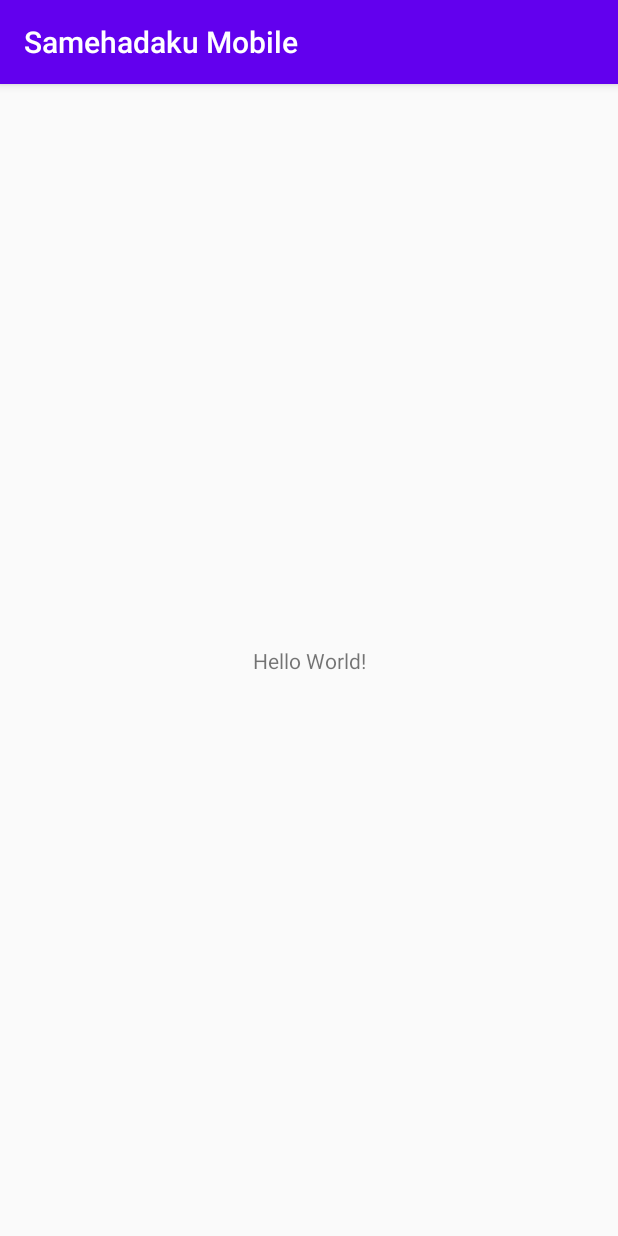
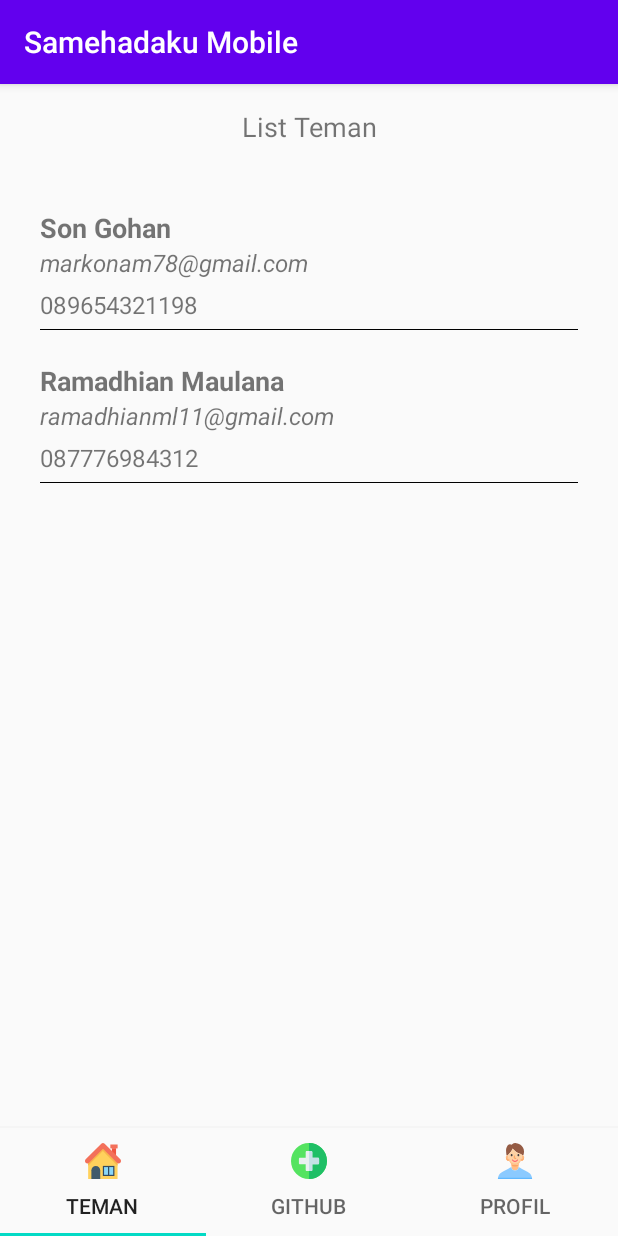
Before and after one commit to andikadarma/samehadaku_mobile, an Android app: the screen it shows after launch (MainActivity), on a phone screen of 412 x 824 dp. Run offline under Robolectric (Android 15) with nearby library versions, the phone set to English and light mode, and no system bars.

Commit message:
Recyclerview

```diff
--- /dev/null
+++ b/android/app/src/main/java/com/example/samehadakumobile/GithubFragment.kt
@@ -0,0 +1,33 @@
+package com.example.samehadakumobile
+
+import android.os.Bundle
+import android.view.LayoutInflater
+import android.view.View
+import android.view.ViewGroup
+import androidx.annotation.Nullable
+import androidx.fragment.app.Fragment
+
+/**
+ * A simple [Fragment] subclass.
+ */
+class GithubFragment : Fragment() {
+
+    override fun onCreate(savedInstanceState: Bundle?) {
+        super.onCreate(savedInstanceState)
+    }
+
+    override fun onCreateView(
+        inflater: LayoutInflater, container: ViewGroup?,
+        savedInstanceState: Bundle?
+    ): View? {
+        return inflater.inflate(R.layout.fragment_github, container, false)
+    }
+
+    override fun onViewCreated(
+        view: View,
+        @Nullable savedInstanceState: Bundle?
+    ) {
+        super.onViewCreated(view, savedInstanceState)
+    }
+
+}
--- a/android/app/src/main/java/com/example/samehadakumobile/MainActivity.kt
+++ b/android/app/src/main/java/com/example/samehadakumobile/MainActivity.kt
@@ -2,11 +2,25 @@ package com.example.samehadakumobile
 
 import androidx.appcompat.app.AppCompatActivity
 import android.os.Bundle
+import androidx.core.content.res.ResourcesCompat
+import com.google.android.material.tabs.TabLayoutMediator
+import com.google.android.material.tabs.TabLayoutMediator.TabConfigurationStrategy
+import kotlinx.android.synthetic.main.activity_main.*
 
 class MainActivity : AppCompatActivity() {
+
+    val menuTeks = arrayOf("Teman", "Github", "Profil")
+    val manuIcon = arrayOf(R.drawable.ic_home, R.drawable.ic_add, R.drawable.ic_profile)
 
     override fun onCreate(savedInstanceState: Bundle?) {
         super.onCreate(savedInstanceState)
         setContentView(R.layout.activity_main)
+        val adapter = ViewPagerAdapter(this)
+        view_pager.setAdapter(adapter);
+        TabLayoutMediator(tab_layout, view_pager,
+            TabConfigurationStrategy { tab, position ->
+                tab.text = menuTeks[position]
+                tab.icon = ResourcesCompat.getDrawable(resources, manuIcon[position], null)
+            }).attach()
     }
 }
--- /dev/null
+++ b/android/app/src/main/java/com/example/samehadakumobile/MyFriend.kt
@@ -0,0 +1,9 @@
+package com.example.samehadakumobile
+
+data class MyFriend (
+    val nama:String,
+    val kelamin:String,
+    val email:String,
+    val telp:String,
+    val alamat:String
+)
--- /dev/null
+++ b/android/app/src/main/java/com/example/samehadakumobile/MyFriendAdapter.kt
@@ -0,0 +1,35 @@
+package com.example.samehadakumobile
+
+import android.content.Context
+import android.view.LayoutInflater
+import android.view.View
+import android.view.ViewGroup
+import androidx.appcompat.widget.ScrollingTabContainerView
+import androidx.recyclerview.widget.RecyclerView
+import kotlinx.android.extensions.LayoutContainer
+import kotlinx.android.synthetic.main.my_friends_item.*
+
+class MyFriendAdapter(private val context: Context, private val items:ArrayList<MyFriend>):
+RecyclerView.Adapter<MyFriendAdapter.ViewHolder>(){
+
+    override fun onCreateViewHolder(parent: ViewGroup, viewType: Int) = ViewHolder (
+        LayoutInflater.from(context).inflate(R.layout.my_friends_item, parent, false)
+    )
+
+    override fun getItemCount(): Int {
+        return items.size
+    }
+
+    override fun onBindViewHolder(holder:ViewHolder, position: Int) {
+        holder.bindItem(items.get(position))
+    }
+
+    class ViewHolder(override val containerView: View):
+        RecyclerView.ViewHolder(containerView),LayoutContainer {
+        fun bindItem(item: MyFriend) {
+            txtFriendName.text = item.nama
+            txtFriendEmail.text = item.email
+            txtFriendTelp.text = item.telp
+        }
+    }
+}
--- /dev/null
+++ b/android/app/src/main/java/com/example/samehadakumobile/MyFriendsFragment.kt
@@ -0,0 +1,51 @@
+package com.example.samehadakumobile
+
+import android.os.Bundle
+import androidx.fragment.app.Fragment
+import android.view.LayoutInflater
+import android.view.View
+import android.view.ViewGroup
+import androidx.recyclerview.widget.LinearLayoutManager
+import kotlinx.android.synthetic.*
+import kotlinx.android.synthetic.main.fragment_my_friends.*
+import androidx.annotation.Nullable
+
+/**
+ * A simple [Fragment] subclass.
+ */
+class MyFriendsFragment : Fragment() {
+
+    lateinit var listTeman : ArrayList<MyFriend>
+
+    private fun simulasiDataTeman() {
+        listTeman = ArrayList()
+        listTeman.add(MyFriend("Son Gohan", "Laki-laki", "markonam78@gmail.com", "089654321198", "Malang"))
+        listTeman.add(MyFriend("Ramadhian Maulana", "Laki-laki", "ramadhianml11@gmail.com", "087776984312", "Malang"))
+    }
+
+    private fun tampilTeman() {
+        rv_listmyFriends.layoutManager = LinearLayoutManager(activity)
+        rv_listmyFriends.adapter = MyFriendAdapter(activity!!, listTeman)
+    }
+
+    private fun initView() {
+        simulasiDataTeman()
+        tampilTeman()
+    }
+
+    override fun onCreate(savedInstanceState: Bundle?) {
+        super.onCreate(savedInstanceState)
+    }
+
+    override fun onCreateView(
+        inflater: LayoutInflater, container: ViewGroup?,
+        savedInstanceState: Bundle?
+    ): View? {
+        return inflater.inflate(R.layout.fragment_my_friends, container, false)
+        }
+
+    override fun onViewCreated(view: View, savedInstanceState: Bundle?) {
+        super.onViewCreated(view, savedInstanceState)
+        initView()
+    }
+}
--- /dev/null
+++ b/android/app/src/main/java/com/example/samehadakumobile/ProfilFragment.kt
@@ -0,0 +1,33 @@
+package com.example.samehadakumobile
+
+import android.os.Bundle
+import android.view.LayoutInflater
+import android.view.View
+import android.view.ViewGroup
+import androidx.annotation.Nullable
+import androidx.fragment.app.Fragment
+
+/**
+ * A simple [Fragment] subclass.
+ */
+class ProfilFragment : Fragment() {
+
+    override fun onCreate(savedInstanceState: Bundle?) {
+        super.onCreate(savedInstanceState)
+    }
+
+    override fun onCreateView(
+        inflater: LayoutInflater, container: ViewGroup?,
+        savedInstanceState: Bundle?
+    ): View? {
+        return inflater.inflate(R.layout.fragment_profil, container, false)
+    }
+
+    override fun onViewCreated(
+        view: View,
+        @Nullable savedInstanceState: Bundle?
+    ) {
+        super.onViewCreated(view, savedInstanceState)
+    }
+
+}
--- /dev/null
+++ b/android/app/src/main/java/com/example/samehadakumobile/ViewPagerAdapter.kt
@@ -0,0 +1,27 @@
+package com.example.samehadakumobile
+
+import android.content.Context
+import android.widget.Toast
+import androidx.fragment.app.Fragment
+import androidx.fragment.app.FragmentActivity
+import androidx.viewpager2.adapter.FragmentStateAdapter
+
+class ViewPagerAdapter(fragmentActivity: FragmentActivity) :
+                FragmentStateAdapter(fragmentActivity) {
+    private val JUMLAH_MENU = 3
+
+    override fun createFragment(position: Int): Fragment {
+        when (position) {
+            0 -> { return MyFriendsFragment() }
+            1 -> { return GithubFragment() }
+            2 -> { return ProfilFragment() }
+            else -> {
+                return GithubFragment()
+            }
+        }
+    }
+
+    override fun getItemCount(): Int {
+        return JUMLAH_MENU
+    }
+}
--- /dev/null
+++ b/android/app/src/main/res/drawable/ic_add.xml
@@ -0,0 +1,18 @@
+<vector xmlns:android="http://schemas.android.com/apk/res/android"
+    android:width="512dp"
+    android:height="512dp"
+    android:viewportWidth="512"
+    android:viewportHeight="512">
+  <path
+      android:pathData="m437.02,74.98c-48.352,-48.352 -112.637,-74.98 -181.02,-74.98 -68.379,0 -132.668,26.629 -181.02,74.98 -48.352,48.352 -74.98,112.637 -74.98,181.02 0,68.379 26.629,132.668 74.98,181.02 48.352,48.352 112.641,74.98 181.02,74.98 68.383,0 132.668,-26.629 181.02,-74.98 48.352,-48.352 74.98,-112.641 74.98,-181.02 0,-68.383 -26.629,-132.668 -74.98,-181.02zM437.02,74.98"
+      android:fillColor="#54e360"/>
+  <path
+      android:pathData="m437.02,74.98c-48.352,-48.352 -112.641,-74.98 -181.02,-74.98v512c68.379,0 132.668,-26.629 181.02,-74.98 48.352,-48.352 74.98,-112.641 74.98,-181.02 0,-68.383 -26.629,-132.668 -74.98,-181.02zM437.02,74.98"
+      android:fillColor="#1fbf66"/>
+  <path
+      android:pathData="m384.531,208.867h-81.398v-81.398c0,-8.285 -6.715,-15 -15,-15h-64.266c-8.285,0 -15,6.715 -15,15v81.398h-81.402c-8.281,0 -15,6.715 -15,15v64.266c0,8.285 6.719,15 15,15h81.402v81.398c0,8.285 6.715,15 15,15h64.266c8.285,0 15,-6.715 15,-15v-81.398h81.398c8.285,0 15,-6.715 15,-15v-64.266c0,-8.285 -6.715,-15 -15,-15zM384.531,208.867"
+      android:fillColor="#e7f0ef"/>
+  <path
+      android:pathData="m384.531,208.867h-81.398v-81.398c0,-8.285 -6.715,-15 -15,-15h-32.133v287.063h32.133c8.285,0 15,-6.715 15,-15v-81.398h81.398c8.285,0 15,-6.715 15,-15v-64.266c0,-8.285 -6.715,-15 -15,-15zM384.531,208.867"
+      android:fillColor="#c5e1e6"/>
+</vector>
--- /dev/null
+++ b/android/app/src/main/res/drawable/ic_home.xml
@@ -0,0 +1,33 @@
+<vector xmlns:android="http://schemas.android.com/apk/res/android"
+    android:width="512dp"
+    android:height="512dp"
+    android:viewportWidth="512"
+    android:viewportHeight="512">
+  <path
+      android:pathData="M382.933,73.6h58.667v102.4h-58.667z"
+      android:fillColor="#F05540"/>
+  <path
+      android:pathData="M360.533,21.333h103.467v55.467h-103.467z"
+      android:fillColor="#F3705A"/>
+  <path
+      android:pathData="M44.8,276.267V512h418.133V276.267c-82.133,-82.133 -128,-128 -209.067,-209.067l0,0C172.8,149.333 126.933,195.2 44.8,276.267z"
+      android:fillColor="#FFD15C"/>
+  <path
+      android:pathData="M464,276.267c-82.133,-82.133 -128,-128 -209.067,-209.067c-41.6,40.533 -73.6,72.533 -105.6,104.533s-64,64 -104.533,104.533v48c82.133,-82.133 128,-128 209.067,-209.067c82.133,82.133 128,128 209.067,209.067v6.4l0,0v-54.4H464z"
+      android:fillColor="#F7B64C"/>
+  <path
+      android:pathData="M216.533,512H90.667V388.267c0,-35.2 28.8,-62.933 62.933,-62.933l0,0c35.2,0 62.933,28.8 62.933,62.933V512z"
+      android:fillColor="#415A6B"/>
+  <path
+      android:pathData="M253.867,325.333h164.267v144h-164.267z"
+      android:fillColor="#344A5E"/>
+  <path
+      android:pathData="M270.933,342.4h56.533v109.867h-56.533z"
+      android:fillColor="#8AD7F8"/>
+  <path
+      android:pathData="M344.533,342.4h56.533v109.867h-56.533z"
+      android:fillColor="#8AD7F8"/>
+  <path
+      android:pathData="M502.4,232.533L279.467,9.6c-12.8,-12.8 -35.2,-12.8 -48,0L9.6,232.533c-12.8,12.8 -12.8,35.2 0,48c12.8,12.8 35.2,12.8 48,0L256,82.133l198.4,198.4c12.8,12.8 35.2,12.8 48,0C515.2,266.667 515.2,245.333 502.4,232.533z"
+      android:fillColor="#F3705A"/>
+</vector>
--- /dev/null
+++ b/android/app/src/main/res/drawable/ic_profile.xml
@@ -0,0 +1,51 @@
+<vector xmlns:android="http://schemas.android.com/apk/res/android"
+    android:width="512dp"
+    android:height="512dp"
+    android:viewportWidth="512"
+    android:viewportHeight="512.0004">
+  <path
+      android:pathData="m162.082,173.32c-0.129,-8.48 0.18,-13.68 0.18,-13.68s40.844,-30.883 61.125,-83.063c0,0 37.711,57.344 126.102,82.445 0,0 0.367,5.535 0.262,14.512 7.547,-3.789 17.266,-5.648 25.789,2.199 42.992,-138.598 -81.297,-173.645 -113.406,-175.621 -33.582,-2.066 -54.027,24.801 -54.027,24.801 -30.258,-23.25 -63.766,4.648 -75.648,48.047 -7.273,26.559 -2.16,72.48 2.902,104.113 8.68,-9.223 18.828,-7.598 26.723,-3.754zM162.082,173.32"
+      android:fillColor="#945b44"/>
+  <path
+      android:pathData="m379.57,180.324c-9.355,-13.004 -21.051,-11.191 -29.82,-6.793 -0.203,17.621 -2.219,48.508 -12.363,76.867 44.148,14.813 57.609,-48.621 42.184,-70.074zM379.57,180.324"
+      android:fillColor="#ffbd86"/>
+  <path
+      android:pathData="m162.082,173.32c-8.719,-4.242 -20.188,-5.785 -29.387,7.008 -15.418,21.434 -1.988,84.797 42.09,70.105 -10.34,-28.613 -12.438,-59.754 -12.703,-77.113zM162.082,173.32"
+      android:fillColor="#ffbd86"/>
+  <path
+      android:pathData="m342.566,233.109c-1.434,5.777 -3.141,11.586 -5.18,17.289 36.398,12.211 51.938,-28.762 47.621,-55.547 -3.176,21.875 -17.191,43.527 -42.441,38.258zM342.566,233.109"
+      android:fillColor="#ffa664"/>
+  <path
+      android:pathData="m127.254,194.855c-4.309,26.762 11.195,67.688 47.531,55.574 -2.063,-5.703 -3.793,-11.512 -5.25,-17.289 -25.148,5.148 -39.109,-16.457 -42.281,-38.285zM127.254,194.855"
+      android:fillColor="#ffa664"/>
+  <path
+      android:pathData="m256.391,314.301c-21.582,0.074 -38.25,-6.633 -51.121,-17.281v44.559c0,28.09 22.77,50.863 50.863,50.863 28.09,0 50.863,-22.773 50.863,-50.863v-44.566c-12.75,10.543 -29.25,17.223 -50.605,17.289zM256.391,314.301"
+      android:fillColor="#ffbd86"/>
+  <path
+      android:pathData="m349.488,159.023s10.242,154.938 -93.102,155.281c-103.344,0.34 -94.125,-154.66 -94.125,-154.66s40.844,-30.887 61.121,-83.066c0.004,0 37.715,57.344 126.105,82.445zM349.488,159.023"
+      android:fillColor="#fed2a4"/>
+  <path
+      android:pathData="m256.391,295.605c-80.5,0.27 -92.703,-93.719 -94.164,-135.281 -0.504,10.898 -5.254,154.309 94.164,153.977 95.965,-0.316 93.984,-133.926 93.211,-153 -1.438,42.336 -13.727,134.043 -93.211,134.305zM256.391,295.605"
+      android:fillColor="#ffbd86"/>
+  <path
+      android:pathData="m205.27,297.02v18.672c12.871,10.656 29.531,17.379 51.121,17.309 21.359,-0.074 37.855,-6.758 50.605,-17.309v-18.68c-12.75,10.543 -29.25,17.223 -50.605,17.293 -21.582,0.07 -38.25,-6.637 -51.121,-17.285zM205.27,297.02"
+      android:fillColor="#ffa664"/>
+  <path
+      android:pathData="m468.254,434.035c-27.969,-22.613 -161.258,-92.457 -161.258,-92.457 0,28.094 -22.773,50.867 -50.863,50.867 -28.094,0 -50.863,-22.773 -50.863,-50.867 0,0 -133.289,69.844 -161.262,92.457 -22.469,18.168 -29.191,57.449 -30.969,72.207 -0.371,3.066 2.027,5.758 5.117,5.758h475.953c3.09,0 5.484,-2.691 5.117,-5.758 -1.777,-14.758 -8.504,-54.039 -30.973,-72.207zM468.254,434.035"
+      android:fillColor="#8bcaff"/>
+  <path
+      android:pathData="m15.066,493.305c-0.996,5.188 -1.633,9.664 -2.027,12.938 -0.371,3.066 2.027,5.758 5.117,5.758h475.953c3.09,0 5.484,-2.691 5.117,-5.758 -0.395,-3.273 -1.031,-7.75 -2.031,-12.938zM15.066,493.305"
+      android:fillColor="#60b8ff"/>
+  <path
+      android:pathData="m220.898,173.563c0,-8.875 -5.621,-15.828 -12.793,-15.828s-12.789,6.953 -12.789,15.828 5.617,15.824 12.789,15.824 12.793,-6.953 12.793,-15.824zM220.898,173.563"
+      android:fillColor="#433f43"/>
+  <path
+      android:pathData="m304.156,189.387c7.172,0 12.789,-6.953 12.789,-15.828s-5.617,-15.824 -12.789,-15.824 -12.789,6.949 -12.789,15.824 5.617,15.828 12.789,15.828zM304.156,189.387"
+      android:fillColor="#433f43"/>
+  <path
+      android:pathData="m264.359,226.813c0.793,0 1.602,-0.02 2.43,-0.051 4.297,-0.18 7.637,-3.809 7.457,-8.109 -0.18,-4.301 -3.793,-7.625 -8.105,-7.457 -3.805,0.16 -10.508,-0.066 -12.578,-3.359 -2.668,-4.242 0.402,-14.332 3.324,-19.816 2.031,-3.785 0.613,-8.504 -3.172,-10.539 -3.785,-2.039 -8.512,-0.621 -10.551,3.164 -1.184,2.199 -11.316,21.859 -2.813,35.449 4.457,7.117 12.523,10.719 24.008,10.719zM264.359,226.813"
+      android:fillColor="#ffa664"/>
+  <path
+      android:pathData="m216.066,235.051c-3.598,2.359 -4.602,7.188 -2.242,10.785 0.625,0.953 15.605,23.324 42.309,23.324 26.699,0 41.684,-22.371 42.309,-23.324 2.352,-3.586 1.352,-8.379 -2.223,-10.75 -3.57,-2.371 -8.398,-1.387 -10.785,2.176 -0.109,0.164 -11.137,16.32 -29.301,16.32 -18.16,0 -29.191,-16.156 -29.281,-16.289 -2.359,-3.598 -7.188,-4.602 -10.785,-2.242zM216.066,235.051"
+      android:fillColor="#ff646f"/>
+</vector>
--- a/android/app/src/main/res/layout/activity_main.xml
+++ b/android/app/src/main/res/layout/activity_main.xml
@@ -1,18 +1,24 @@
 <?xml version="1.0" encoding="utf-8"?>
-<androidx.constraintlayout.widget.ConstraintLayout xmlns:android="http://schemas.android.com/apk/res/android"
-    xmlns:app="http://schemas.android.com/apk/res-auto"
-    xmlns:tools="http://schemas.android.com/tools"
+<LinearLayout
+    xmlns:android="http://schemas.android.com/apk/res/android"
     android:layout_width="match_parent"
     android:layout_height="match_parent"
-    tools:context=".MainActivity">
+    android:orientation="vertical">
 
-    <TextView
-        android:layout_width="wrap_content"
-        android:layout_height="wrap_content"
-        android:text="Hello World!"
-        app:layout_constraintBottom_toBottomOf="parent"
-        app:layout_constraintLeft_toLeftOf="parent"
-        app:layout_constraintRight_toRightOf="parent"
-        app:layout_constraintTop_toTopOf="parent" />
+    <androidx.viewpager2.widget.ViewPager2
+        android:id="@+id/view_pager"
+        android:layout_width="match_parent"
+        android:layout_height="0dp"
+        android:layout_weight="1"/>
 
-</androidx.constraintlayout.widget.ConstraintLayout>
+    <View
+        android:layout_width="match_parent"
+        android:layout_height="1.5dp"
+        android:background="#F5F5F5"></View>
+
+    <com.google.android.material.tabs.TabLayout
+        android:id="@+id/tab_layout"
+        android:layout_width="match_parent"
+        android:layout_height="wrap_content" />
+
+</LinearLayout>
--- /dev/null
+++ b/android/app/src/main/res/layout/fragment_github.xml
@@ -0,0 +1,8 @@
+<?xml version="1.0" encoding="utf-8"?>
+<LinearLayout
+    xmlns:android="http://schemas.android.com/apk/res/android"
+    android:layout_width="match_parent"
+    android:layout_height="match_parent"
+    android:orientation="vertical">
+
+</LinearLayout>
--- /dev/null
+++ b/android/app/src/main/res/layout/fragment_my_friends.xml
@@ -0,0 +1,23 @@
+<?xml version="1.0" encoding="utf-8"?>
+<LinearLayout xmlns:android="http://schemas.android.com/apk/res/android"
+    xmlns:tools="http://schemas.android.com/tools"
+    android:layout_width="match_parent"
+    android:layout_height="match_parent"
+    android:orientation="vertical"
+    tools:context=".MyFriendsFragment">
+
+    <TextView
+        android:layout_width="match_parent"
+        android:layout_height="wrap_content"
+        android:textSize="18sp"
+        android:gravity="center_horizontal"
+        android:layout_margin="16dp"
+        android:text="List Teman"/>
+
+    <androidx.recyclerview.widget.RecyclerView
+        android:id="@+id/rv_listmyFriends"
+        android:layout_width="match_parent"
+        android:layout_height="wrap_content"
+        android:layout_margin="16dp"/>
+
+</LinearLayout>
--- /dev/null
+++ b/android/app/src/main/res/layout/fragment_profil.xml
@@ -0,0 +1,7 @@
+<?xml version="1.0" encoding="utf-8"?>
+<LinearLayout xmlns:android="http://schemas.android.com/apk/res/android"
+    android:layout_width="match_parent"
+    android:layout_height="match_parent"
+    android:orientation="vertical">
+
+</LinearLayout>
--- /dev/null
+++ b/android/app/src/main/res/layout/my_friends_item.xml
@@ -0,0 +1,40 @@
+<?xml version="1.0" encoding="utf-8"?>
+<LinearLayout
+    xmlns:android="http://schemas.android.com/apk/res/android"
+    android:layout_width="match_parent"
+    android:layout_height="wrap_content"
+    android:orientation="vertical"
+    android:layout_margin="5dp"
+    android:padding="5dp">
+
+    <TextView
+        android:id="@+id/txtFriendName"
+        android:layout_width="wrap_content"
+        android:layout_height="wrap_content"
+        android:text="Nama"
+        android:textStyle="bold"
+        android:textSize="18sp"/>
+
+    <TextView
+        android:id="@+id/txtFriendEmail"
+        android:layout_width="wrap_content"
+        android:layout_height="wrap_content"
+        android:text="Email"
+        android:textStyle="italic"
+        android:textSize="16sp"/>
+
+    <TextView
+        android:id="@+id/txtFriendTelp"
+        android:layout_width="wrap_content"
+        android:layout_height="wrap_content"
+        android:text="Telp"
+        android:textSize="16sp"
+        android:layout_marginTop="6dp"/>
+
+    <View
+        android:layout_width="match_parent"
+        android:layout_height="0.5dp"
+        android:layout_marginTop="5dp"
+        android:background="#000000"/>
+
+</LinearLayout>
--- a/android/app/src/main/res/values/strings.xml
+++ b/android/app/src/main/res/values/strings.xml
@@ -1,3 +1,6 @@
 <resources>
     <string name="app_name">Samehadaku Mobile</string>
+
+    <!-- TODO: Remove or change this placeholder text -->
+    <string name="hello_blank_fragment">Hello blank fragment</string>
 </resources>
```
Also changed, not shown: android/app/build.gradle (+8 -0 lines).
